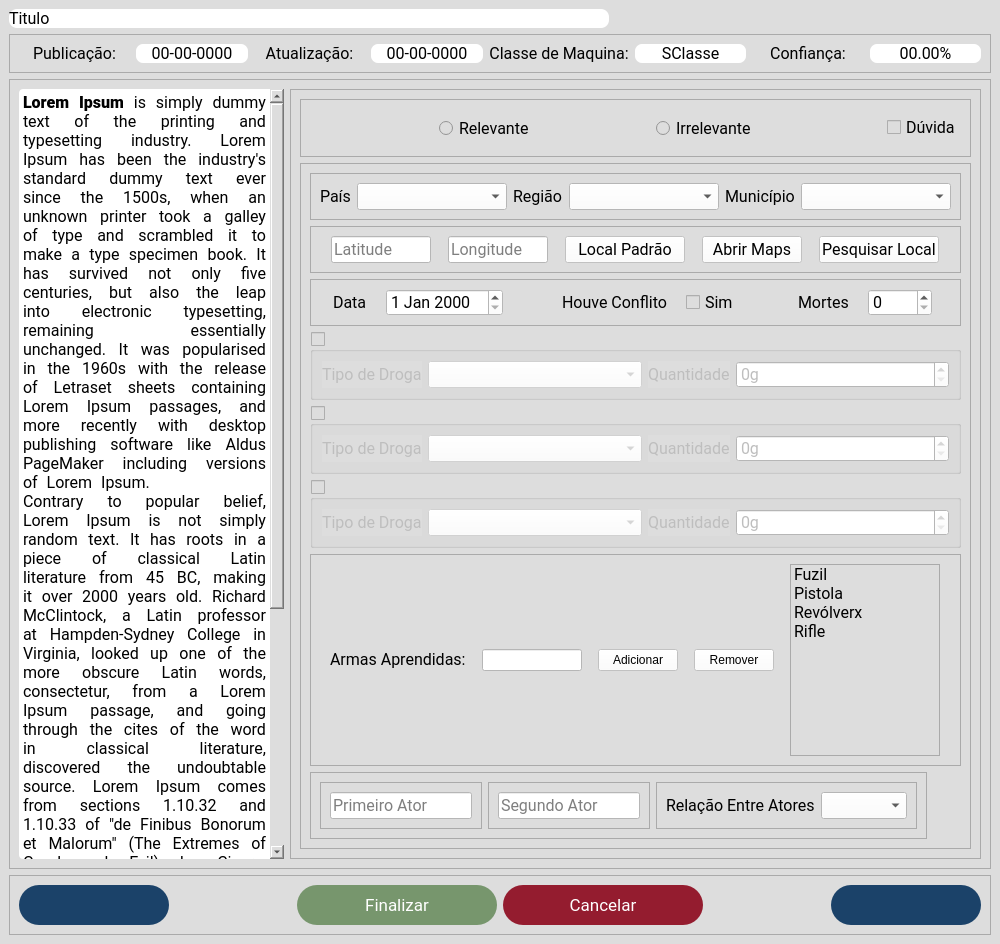
Before: the Qt Designer form src/view/pages/ui_pages.ui in cintraluiza2/CO_annotationsmirror, drawn with Qt 5.
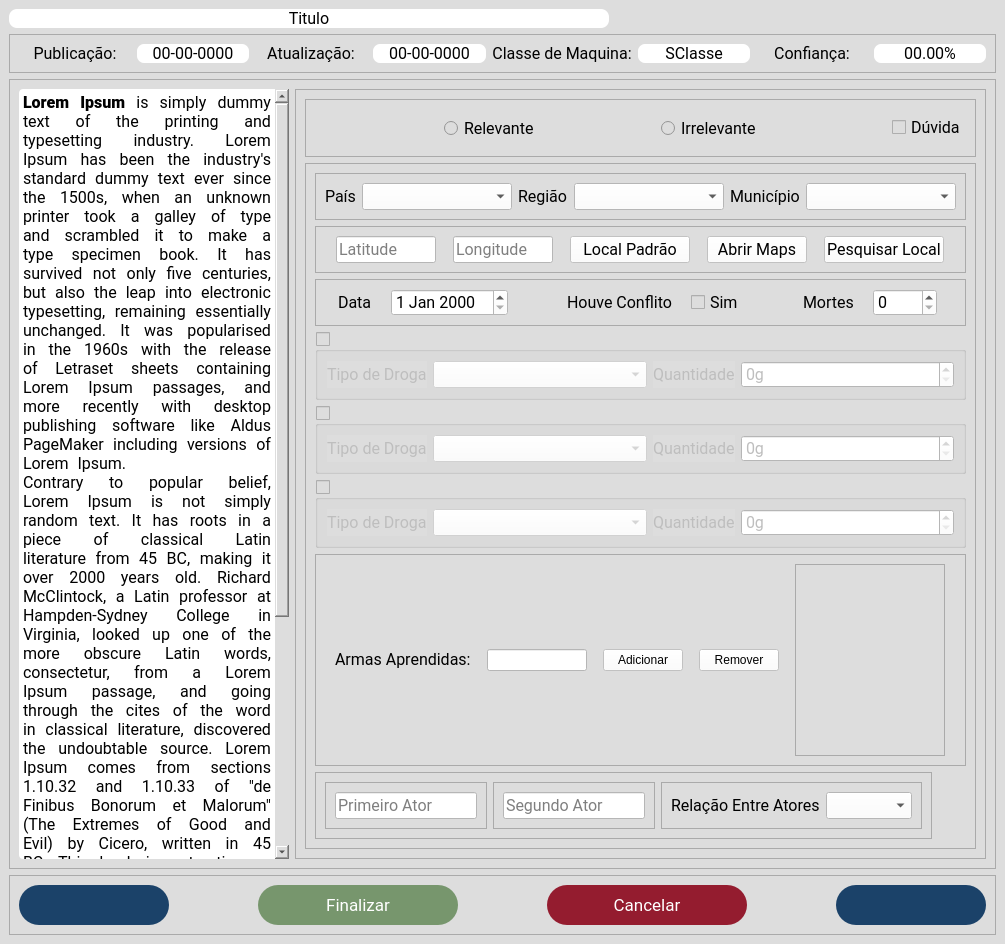
After: the same form once the commit is applied. The open tabs and pages were chosen to show the change. Icons and pictures are not drawn.

Diff of the .ui file:
```diff
--- a/src/view/pages/ui_pages.ui
+++ b/src/view/pages/ui_pages.ui
@@ -6,8 +6,8 @@
    <rect>
     <x>0</x>
     <y>0</y>
-    <width>1000</width>
-    <height>748</height>
+    <width>1005</width>
+    <height>902</height>
    </rect>
   </property>
   <property name="windowTitle">
@@ -226,7 +226,7 @@
        <string>&lt;html&gt;&lt;head/&gt;&lt;body&gt;&lt;p&gt;&lt;span style=&quot; font-size:12pt;&quot;&gt;Titulo&lt;/span&gt;&lt;/p&gt;&lt;/body&gt;&lt;/html&gt;</string>
       </property>
       <property name="alignment">
-       <set>Qt::AlignLeading|Qt::AlignLeft|Qt::AlignVCenter</set>
+       <set>Qt::AlignCenter</set>
       </property>
      </widget>
     </item>
@@ -1518,26 +1518,6 @@
                   <property name="sortingEnabled">
                    <bool>true</bool>
                   </property>
-                  <item>
-                   <property name="text">
-                    <string>Fuzil</string>
-                   </property>
-                  </item>
-                  <item>
-                   <property name="text">
-                    <string>Pistola</string>
-                   </property>
-                  </item>
-                  <item>
-                   <property name="text">
-                    <string>Revólverx</string>
-                   </property>
-                  </item>
-                  <item>
-                   <property name="text">
-                    <string>Rifle</string>
-                   </property>
-                  </item>
                  </widget>
                 </item>
                </layout>
@@ -1801,6 +1781,19 @@
          </property>
         </widget>
        </item>
+       <item>
+        <spacer name="horizontalSpacer_5">
+         <property name="orientation">
+          <enum>Qt::Horizontal</enum>
+         </property>
+         <property name="sizeHint" stdset="0">
+          <size>
+           <width>40</width>
+           <height>20</height>
+          </size>
+         </property>
+        </spacer>
+       </item>
        <item>
         <widget class="QPushButton" name="button_cancel">
          <property name="minimumSize">
```
Left out of the diff: 2 changed lines with no effect on the pictures.
